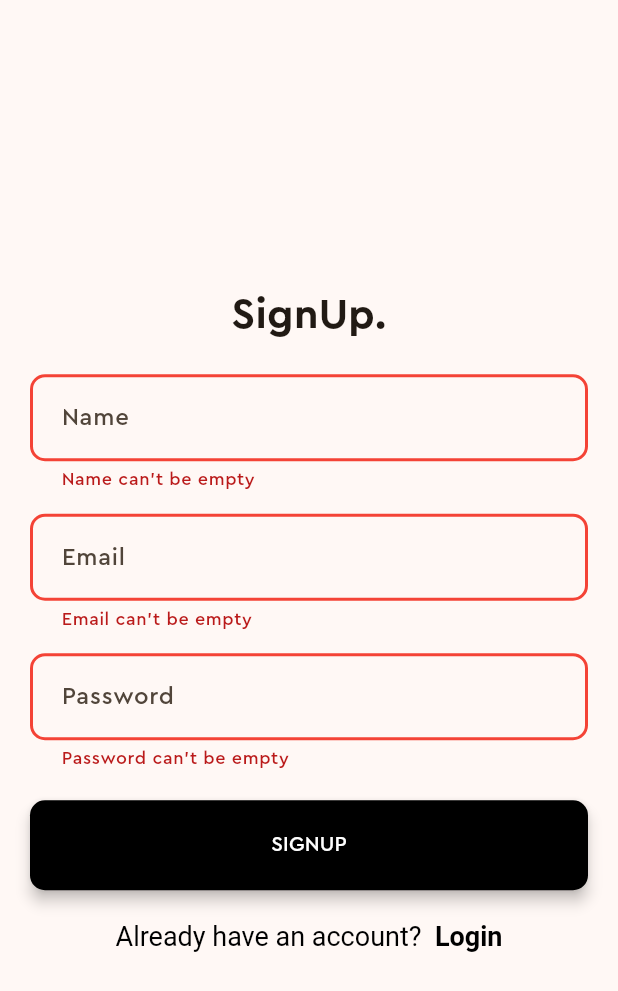
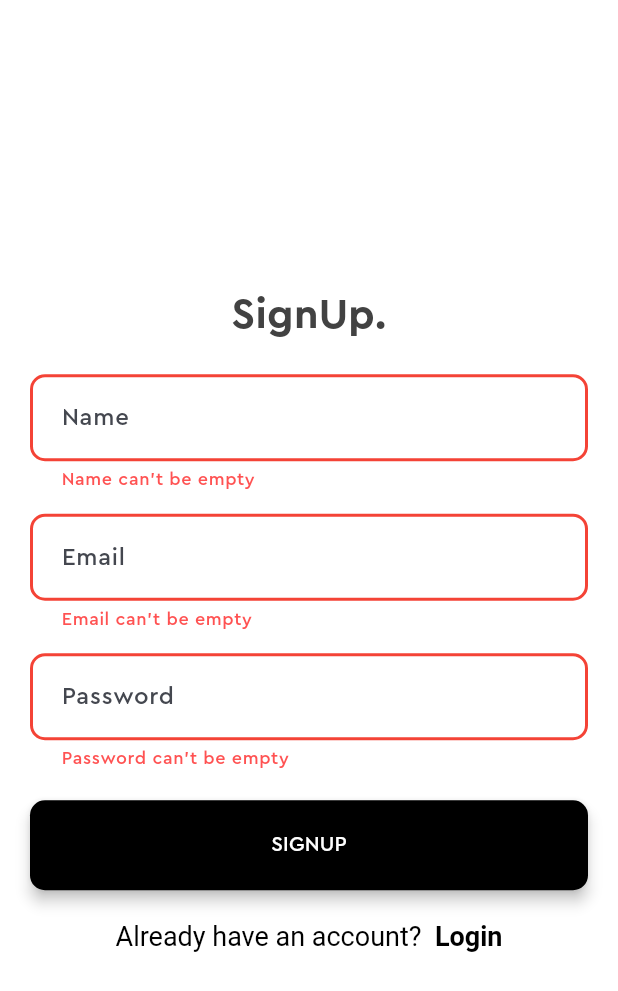
Before and after one commit to avinashgangaji2906/task_manager_app, a Flutter app: the screen it shows after launch, after a tap on "SIGNUP", on a phone screen of 412 x 824 dp. Shown: the top 991 px of the screen. Run offline on Flutter 3.47's test engine with Material 3 defaults, Android fonts, the phone set to English and light mode, and no system bars; our stand-ins replace connectivity_plus, flutter_bloc, shared_preferences, sqflite; missing offline and left inert: flex_color_picker; accounts and stored records are empty.

```diff
--- a/frontend_task_app/lib/core/services/sp_service.dart
+++ b/frontend_task_app/lib/core/services/sp_service.dart
@@ -10,4 +10,9 @@ class SpService {
     final pref = await SharedPreferences.getInstance();
     return pref.getString('x-auth-token');
   }
+
+  Future<void> logout() async {
+    final pref = await SharedPreferences.getInstance();
+    await pref.clear();
+  }
 }
--- /dev/null
+++ b/frontend_task_app/lib/core/theme.dart
@@ -0,0 +1,113 @@
+import 'package:flutter/material.dart';
+
+ThemeData lightMode = ThemeData(
+  fontFamily: 'Cera',
+  scaffoldBackgroundColor: Colors.white,
+  inputDecorationTheme: InputDecorationTheme(
+    contentPadding: const EdgeInsets.all(17),
+    border: OutlineInputBorder(
+      borderRadius: BorderRadius.circular(10),
+      borderSide: BorderSide(color: Colors.grey.shade300, width: 2),
+    ),
+    focusedBorder: OutlineInputBorder(
+      borderRadius: BorderRadius.circular(10),
+      borderSide: const BorderSide(color: Colors.black, width: 2),
+    ),
+    enabledBorder: OutlineInputBorder(
+      borderRadius: BorderRadius.circular(10),
+      borderSide: BorderSide(color: Colors.grey.shade300, width: 2),
+    ),
+    errorBorder: OutlineInputBorder(
+      borderRadius: BorderRadius.circular(10),
+      borderSide: const BorderSide(color: Colors.red, width: 2),
+    ),
+  ),
+  elevatedButtonTheme: ElevatedButtonThemeData(
+    style: ElevatedButton.styleFrom(
+      backgroundColor: Colors.black,
+      foregroundColor: Colors.white,
+      minimumSize: const Size(double.infinity, 60),
+      elevation: 4,
+      shape: RoundedRectangleBorder(
+        borderRadius: BorderRadius.circular(10),
+      ),
+    ),
+  ),
+  textTheme: TextTheme(
+    bodyLarge: const TextStyle(
+      color: Colors.black,
+    ), // Body text
+    bodyMedium: TextStyle(color: Colors.grey[800]),
+    bodySmall: TextStyle(color: Colors.grey[600]),
+    // Secondary text
+    headlineSmall: const TextStyle(
+        color: Colors.black, fontWeight: FontWeight.bold), // Headlines small
+    headlineMedium: const TextStyle(
+        color: Colors.black, fontWeight: FontWeight.bold), // Headlines medium
+    headlineLarge: const TextStyle(
+        color: Colors.black, fontWeight: FontWeight.bold), // Headlines large
+    labelLarge: const TextStyle(color: Colors.blueAccent), // Buttons or Labels
+  ),
+  colorScheme: ColorScheme.fromSeed(
+    primary: Colors.blueAccent,
+    secondary: Colors.orange,
+    tertiary: Colors.black,
+    seedColor: Colors.blueAccent,
+    error: Colors.redAccent,
+  ),
+  useMaterial3: true,
+);
+
+// ThemeData darkMode = ThemeData(
+//   scaffoldBackgroundColor: Colors.black,
+//   appBarTheme: const AppBarTheme(
+//       backgroundColor: Colors.black, foregroundColor: Colors.white),
+//   inputDecorationTheme: InputDecorationTheme(
+//     contentPadding: const EdgeInsets.all(17),
+//     border: OutlineInputBorder(
+//       borderRadius: BorderRadius.circular(10),
+//       borderSide: const BorderSide(color: Colors.white60, width: 2),
+//     ),
+//     focusedBorder: OutlineInputBorder(
+//       borderRadius: BorderRadius.circular(10),
+//       borderSide: const BorderSide(color: Colors.white, width: 2),
+//     ),
+//     enabledBorder: OutlineInputBorder(
+//       borderRadius: BorderRadius.circular(10),
+//       borderSide: const BorderSide(color: Colors.white60, width: 2),
+//     ),
+//     errorBorder: OutlineInputBorder(
+//       borderRadius: BorderRadius.circular(10),
+//       borderSide: const BorderSide(color: Colors.red, width: 2),
+//     ),
+//   ),
+//   elevatedButtonTheme: ElevatedButtonThemeData(
+//     style: ElevatedButton.styleFrom(
+//       backgroundColor: Colors.white,
+//       foregroundColor: Colors.black,
+//       minimumSize: const Size(double.infinity, 60),
+//       elevation: 4,
+//       shape: RoundedRectangleBorder(
+//         borderRadius: BorderRadius.circular(10),
+//       ),
+//     ),
+//   ),
+//   textTheme: TextTheme(
+//     bodyLarge: const TextStyle(color: Colors.white), // Body text
+//     bodyMedium: TextStyle(color: Colors.grey[400]), // Secondary text
+//     headlineSmall: const TextStyle(
+//         color: Colors.white, fontWeight: FontWeight.bold), // Headlines
+//     headlineMedium:
+//         const TextStyle(color: Colors.white, fontWeight: FontWeight.bold),
+//     headlineLarge:
+//         const TextStyle(color: Colors.white, fontWeight: FontWeight.bold),
+//     labelLarge: const TextStyle(color: Colors.orange), // Buttons or Labels
+//   ),
+//   colorScheme: ColorScheme.fromSeed(
+//     primary: Colors.blueAccent,
+//     secondary: Colors.orange,
+//     tertiary: Colors.black,
+//     seedColor: Colors.blueAccent,
+//     error: Colors.redAccent,
+//   ),
+// );
--- a/frontend_task_app/lib/features/auth/repository/auth_local_repository.dart
+++ b/frontend_task_app/lib/features/auth/repository/auth_local_repository.dart
@@ -66,4 +66,9 @@ class AuthLocalRepository {
       return null;
     }
   }
+
+  Future<void> logout() async {
+    final db = await database;
+    await db.delete(tableName);
+  }
 }
--- a/frontend_task_app/lib/features/home/widgets/date_selector.dart
+++ b/frontend_task_app/lib/features/home/widgets/date_selector.dart
@@ -36,7 +36,10 @@ class _DateSelectorState extends State<DateSelector> {
             ),
             Text(
               monthName,
-              style: const TextStyle(fontSize: 20, fontWeight: FontWeight.w500),
+              style: const TextStyle(
+                fontSize: 20,
+                fontWeight: FontWeight.w800,
+              ),
             ),
             IconButton(
               onPressed: () {
--- a/frontend_task_app/lib/main.dart
+++ b/frontend_task_app/lib/main.dart
@@ -1,5 +1,6 @@
 import 'package:flutter/material.dart';
 import 'package:flutter_bloc/flutter_bloc.dart';
+import 'package:frontend_task_app/core/theme.dart';
 import 'package:frontend_task_app/features/auth/cubit/auth_cubit.dart';
 import 'package:frontend_task_app/features/auth/pages/signup_page.dart';
 import 'package:frontend_task_app/features/home/cubit/tasks_cubit.dart';
@@ -34,43 +35,7 @@ class _MyAppState extends State<MyApp> {
     return MaterialApp(
       title: 'Task App',
       debugShowCheckedModeBanner: false,
-      theme: ThemeData(
-        fontFamily: 'Cera',
-        inputDecorationTheme: InputDecorationTheme(
-          contentPadding: const EdgeInsets.all(17),
-          border: OutlineInputBorder(
-            borderRadius: BorderRadius.circular(10),
-            borderSide: BorderSide(color: Colors.grey.shade300, width: 2),
-          ),
-          focusedBorder: OutlineInputBorder(
-            borderRadius: BorderRadius.circular(10),
-            borderSide: const BorderSide(color: Colors.black, width: 2),
-          ),
-          enabledBorder: OutlineInputBorder(
-            borderRadius: BorderRadius.circular(10),
-            borderSide: BorderSide(color: Colors.grey.shade300, width: 2),
-          ),
-          errorBorder: OutlineInputBorder(
-            borderRadius: BorderRadius.circular(10),
-            borderSide: const BorderSide(color: Colors.red, width: 2),
-          ),
-        ),
-        elevatedButtonTheme: ElevatedButtonThemeData(
-          style: ElevatedButton.styleFrom(
-            backgroundColor: Colors.black,
-            foregroundColor: Colors.white,
-            minimumSize: const Size(double.infinity, 60),
-            elevation: 4,
-            shape: RoundedRectangleBorder(
-              borderRadius: BorderRadius.circular(10),
-            ),
-          ),
-        ),
-        colorScheme: ColorScheme.fromSeed(
-          seedColor: Colors.orange,
-        ),
-        useMaterial3: true,
-      ),
+      theme: lightMode,
       home: BlocBuilder<AuthCubit, AuthState>(
         builder: (context, state) {
           if (state is AuthLoggedIn) {
```
Also changed, not shown: frontend_task_app/lib/features/auth/cubit/auth_cubit.dart (+12 -0 lines), frontend_task_app/lib/features/home/pages/home_page.dart (+8 -0 lines), frontend_task_app/lib/features/home/widgets/home_drawer.dart (added, +75 -0 lines).
